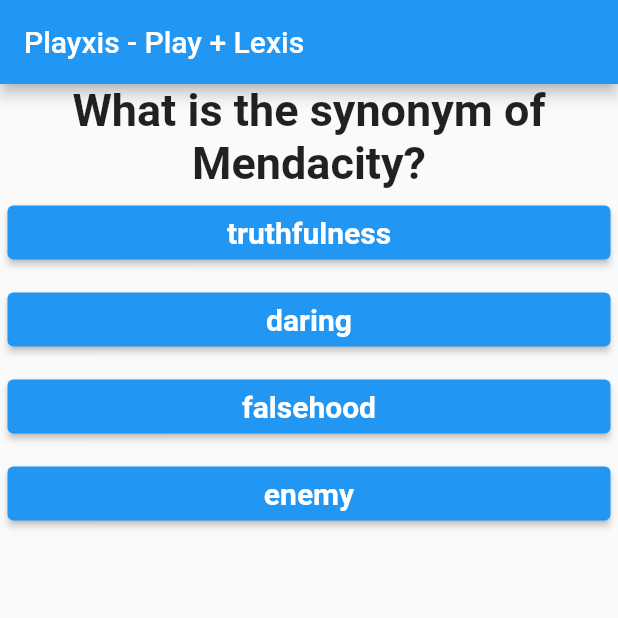
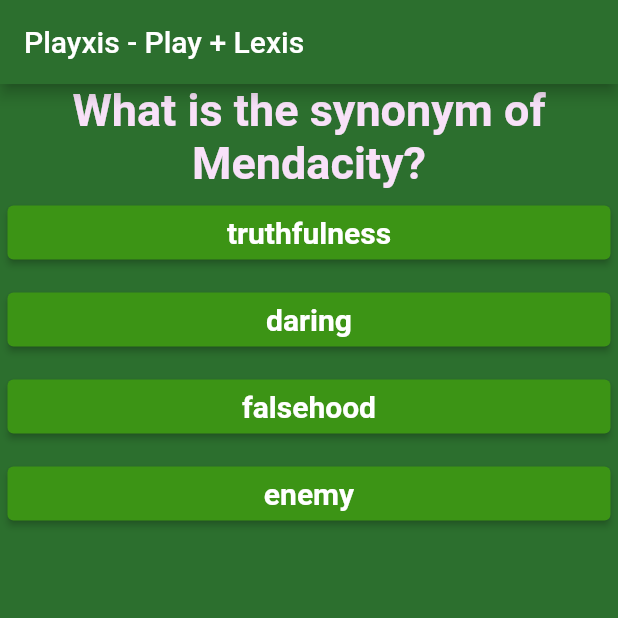
Before and after one commit to sanjibsinha/quiz_master, a Flutter app: the screen it shows after launch, on a phone screen of 412 x 824 dp, the top half of it. Run offline on Flutter 3.47's test engine with Material 2 defaults, Android fonts, the phone set to English and light mode, and no system bars; our stand-ins replace google_fonts; Roboto replaces fonts that are missing (Laila, Langar).

Commit message:
Testing First with custom theme

```diff
--- a/lib/main.dart
+++ b/lib/main.dart
@@ -1,62 +1,7 @@
 import 'package:flutter/material.dart';
-import 'model/questions_list.dart';
-import 'question.dart';
-import 'answer.dart';
+
+import 'view/quiz_app.dart';
 
 main() {
   runApp(const QuizApp());
 }
-
-class QuizApp extends StatelessWidget {
-  const QuizApp({Key? key}) : super(key: key);
-
-  @override
-  Widget build(BuildContext context) {
-    return const MaterialApp(
-      title: 'Playxis - Play + Lexis',
-      home: QuizPage(),
-    );
-  }
-}
-
-class QuizPage extends StatefulWidget {
-  const QuizPage({Key? key}) : super(key: key);
-
-  @override
-  State<QuizPage> createState() => _QuizPageState();
-}
-
-class _QuizPageState extends State<QuizPage> {
-  int index = 0;
-  void increment() {
-    setState(() {
-      index = index + 1;
-    });
-    if (index == questionList.length) {
-      index = 0;
-    }
-  }
-
-  @override
-  Widget build(BuildContext context) {
-    return Scaffold(
-      appBar: AppBar(
-        title: const Text(
-          'Playxis - Play + Lexis',
-        ),
-      ),
-      body: SafeArea(
-        child: Column(
-          mainAxisAlignment: MainAxisAlignment.center,
-          mainAxisSize: MainAxisSize.min,
-          children: [
-            Question(questions: questionList, index: index),
-            ...(questionList[index]['answer'] as List<String>).map((answer) {
-              return Answer(answer: answer, pointToOnPress: increment);
-            }).toList(),
-          ],
-        ),
-      ),
-    );
-  }
-}
--- a/lib/model/constant.dart
+++ /dev/null
@@ -1,10 +0,0 @@
-import 'package:flutter/material.dart';
-
-const Color primaryColor = Color(0xFF409B25);
-const Color scaffoldBackgroundColor = Color(0xFF2C6F2E);
-const Color appBarBackgroundColor = Color(0xFF81B165);
-const Color boxDecorationColor = Color(0xFFC5DA28);
-const Color elevatedButtonPrimaryColor = Color(0xFF3C9415);
-const Color dividerColor = Color(0xFFD9DB26);
-const correctAnswerColor = Color(0xFFFACAFA);
-const questionTextColor = Color(0xFFF8E1F8);
--- /dev/null
+++ b/lib/model/quiz_theme.dart
@@ -0,0 +1,30 @@
+import 'package:flutter/material.dart';
+import 'package:google_fonts/google_fonts.dart';
+
+class QuizTheme {
+  static const Color primaryColor = Color(0xFF409B25);
+  static const Color scaffoldBackgroundColor = Color(0xFF2C6F2E);
+  static const Color appBarBackgroundColor = Color(0xFF2C6F2E);
+  static const Color boxDecorationColor = Color(0xFFC5DA28);
+  static const Color elevatedButtonPrimaryColor = Color(0xFF3C9415);
+  static const Color dividerColor = Color(0xFFD9DB26);
+  static const correctAnswerColor = Color(0xFFFACAFA);
+  static const questionTextColor = Color(0xFFF8E1F8);
+  static const answerColor = Color(0xFFFFFFFF);
+
+  static TextStyle answerStyle = GoogleFonts.langar(
+    textStyle: const TextStyle(
+      color: QuizTheme.answerColor,
+      fontSize: 20.0,
+      fontWeight: FontWeight.bold,
+    ),
+  );
+
+  static TextStyle questionStyle = GoogleFonts.laila(
+    textStyle: const TextStyle(
+      color: QuizTheme.questionTextColor,
+      fontSize: 30.0,
+      fontWeight: FontWeight.bold,
+    ),
+  );
+}
--- a/lib/answer.dart
+++ b/lib/view/answer.dart
@@ -1,5 +1,5 @@
 import 'package:flutter/material.dart';
-import 'package:google_fonts/google_fonts.dart';
+import '../model/quiz_theme.dart';
 
 class Answer extends StatelessWidget {
   const Answer({
@@ -18,14 +18,12 @@ class Answer extends StatelessWidget {
       margin: const EdgeInsets.all(5.0),
       child: ElevatedButton(
         onPressed: pointToOnPress,
+        style: ElevatedButton.styleFrom(
+          primary: QuizTheme.elevatedButtonPrimaryColor,
+        ),
         child: Text(
           answer,
-          style: GoogleFonts.langar(
-            textStyle: const TextStyle(
-              fontSize: 20.0,
-              fontWeight: FontWeight.bold,
-            ),
-          ),
+          style: QuizTheme.answerStyle,
         ),
       ),
     );
--- a/lib/question.dart
+++ b/lib/view/question.dart
@@ -1,5 +1,6 @@
 import 'package:flutter/material.dart';
 import 'package:google_fonts/google_fonts.dart';
+import '../model/quiz_theme.dart';
 
 class Question extends StatelessWidget {
   const Question({Key? key, required this.questions, required this.index})
@@ -19,12 +20,7 @@ class Question extends StatelessWidget {
       child: Text(
         '${questions[index]['question']}',
         textAlign: TextAlign.center,
-        style: GoogleFonts.laila(
-          textStyle: const TextStyle(
-            fontSize: 30.0,
-            fontWeight: FontWeight.bold,
-          ),
-        ),
+        style: QuizTheme.questionStyle,
       ),
     );
   }
--- a/lib/view/quiz_app.dart
+++ b/lib/view/quiz_app.dart
@@ -1,21 +1,20 @@
 import 'package:flutter/material.dart';
 
-import '../model/constant.dart';
-import 'home_page.dart';
+import '../model/quiz_theme.dart';
+import 'quiz_page.dart';
 
 class QuizApp extends StatelessWidget {
   const QuizApp({Key? key}) : super(key: key);
 
-  // This widget is the root of your application.
   @override
   Widget build(BuildContext context) {
     return MaterialApp(
       title: 'Playxis - Play + Lexis',
       theme: ThemeData.dark().copyWith(
-        primaryColor: primaryColor,
-        scaffoldBackgroundColor: scaffoldBackgroundColor,
+        primaryColor: QuizTheme.primaryColor,
+        scaffoldBackgroundColor: QuizTheme.scaffoldBackgroundColor,
       ),
-      home: const MyHomePage(title: 'Playxis - Play + Lexis'),
+      home: const QuizPage(),
     );
   }
 }
--- /dev/null
+++ b/lib/view/quiz_page.dart
@@ -0,0 +1,49 @@
+import 'package:flutter/material.dart';
+
+import '../model/questions_list.dart';
+import '../model/quiz_theme.dart';
+import 'question.dart';
+import 'answer.dart';
+
+class QuizPage extends StatefulWidget {
+  const QuizPage({Key? key}) : super(key: key);
+
+  @override
+  State<QuizPage> createState() => _QuizPageState();
+}
+
+class _QuizPageState extends State<QuizPage> {
+  int index = 0;
+  void increment() {
+    setState(() {
+      index = index + 1;
+    });
+    if (index == questionList.length) {
+      index = 0;
+    }
+  }
+
+  @override
+  Widget build(BuildContext context) {
+    return Scaffold(
+      appBar: AppBar(
+        title: const Text(
+          'Playxis - Play + Lexis',
+        ),
+        backgroundColor: QuizTheme.appBarBackgroundColor,
+      ),
+      body: SafeArea(
+        child: Column(
+          mainAxisAlignment: MainAxisAlignment.center,
+          mainAxisSize: MainAxisSize.min,
+          children: [
+            Question(questions: questionList, index: index),
+            ...(questionList[index]['answer'] as List<String>).map((answer) {
+              return Answer(answer: answer, pointToOnPress: increment);
+            }).toList(),
+          ],
+        ),
+      ),
+    );
+  }
+}
```
Also changed, not shown: lib/view/home_page.dart (deleted, +0 -122 lines).
